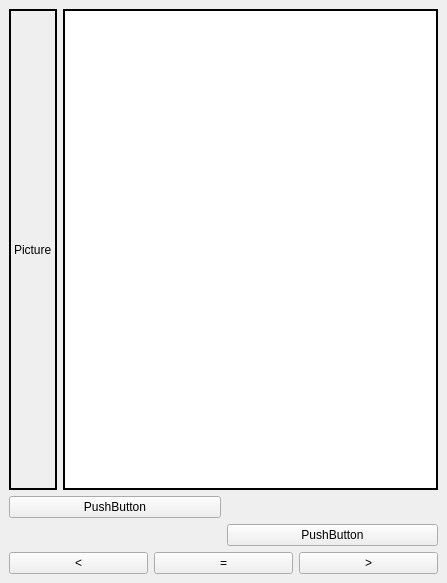
Qt form qtdesign/mainwindow.ui (tigerbook73/learn-pyqt) before a commit.
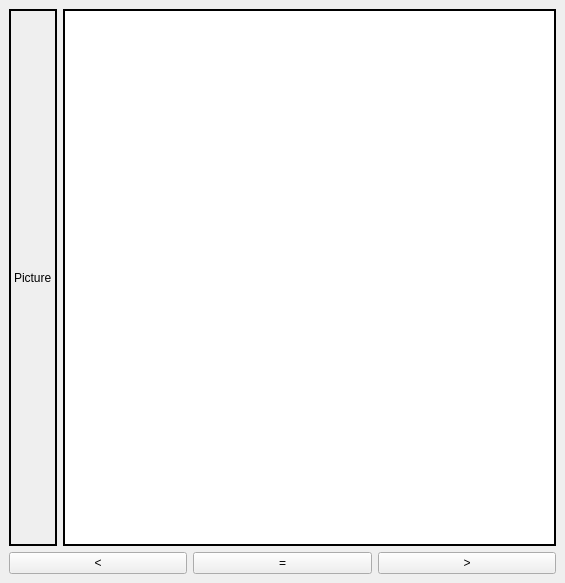
The same form after that commit.

```diff
--- a/qtdesign/mainwindow.ui
+++ b/qtdesign/mainwindow.ui
@@ -6,7 +6,7 @@
    <rect>
     <x>0</x>
     <y>0</y>
-    <width>447</width>
+    <width>565</width>
     <height>583</height>
    </rect>
   </property>
@@ -66,24 +66,6 @@
       </item>
      </layout>
     </item>
-    <item>
-     <layout class="QGridLayout" name="gridLayout">
-      <item row="0" column="0">
-       <widget class="QPushButton" name="pushButton_4">
-        <property name="text">
-         <string>PushButton</string>
-        </property>
-       </widget>
-      </item>
-      <item row="1" column="1">
-       <widget class="QPushButton" name="pushButton_6">
-        <property name="text">
-         <string>PushButton</string>
-        </property>
-       </widget>
-      </item>
-     </layout>
-    </item>
     <item>
      <layout class="QHBoxLayout" name="horizontalLayout_2">
       <item>
```
Left out of the diff: 16 changed lines with no effect on the pictures.
